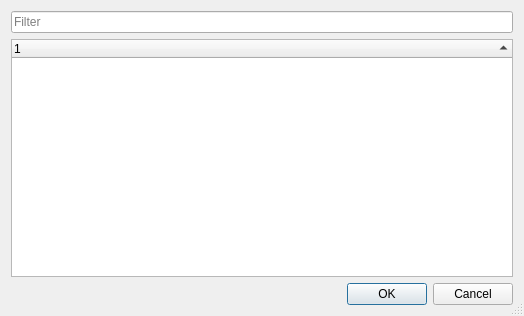
First picture: the form in src/tiled/objectrefdialog.ui, repository mapeditor/tiled, before the edit.
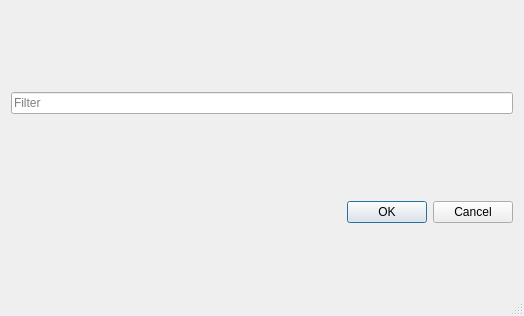
Second picture: the form after the edit. Custom widgets are drawn as their Qt base class.

Commit message:
New objects tree view partly works
It crashes when trying to edit a pre-existing value, probably because a
QModelIndex is being constructed with the default no-arg constructor.

There is a visibility checkmark for all layers and objects that should be
removed, and a position column that should be removed. The resize rules
also need to be updated so that name and type get priority. ID should be
the first column, if possible, as well.

Layers can be selected, which shouldn't happen.

The filter bar is broken.

The edit to the form file:
```diff
--- a/src/tiled/objectrefdialog.ui
+++ b/src/tiled/objectrefdialog.ui
@@ -25,25 +25,7 @@
     </widget>
    </item>
    <item>
-    <widget class="QTreeWidget" name="treeWidget">
-     <property name="alternatingRowColors">
-      <bool>true</bool>
-     </property>
-     <property name="rootIsDecorated">
-      <bool>false</bool>
-     </property>
-     <property name="uniformRowHeights">
-      <bool>true</bool>
-     </property>
-     <property name="sortingEnabled">
-      <bool>true</bool>
-     </property>
-     <column>
-      <property name="text">
-       <string notr="true">1</string>
-      </property>
-     </column>
-    </widget>
+    <layout class="QVBoxLayout" name="treeViewPlaceholder"/>
    </item>
    <item>
     <widget class="QDialogButtonBox" name="buttonBox">
```
The commit also changes 6 other files.
